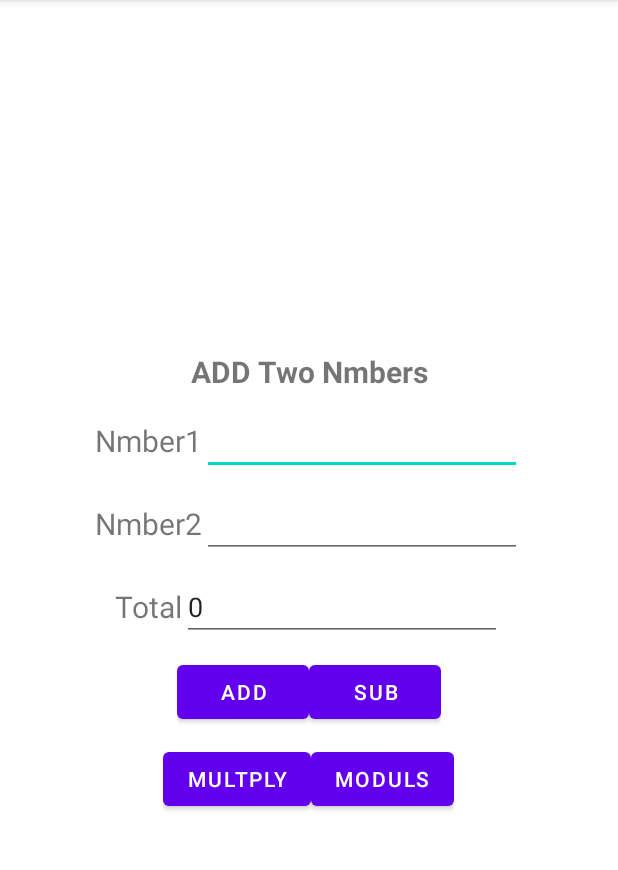
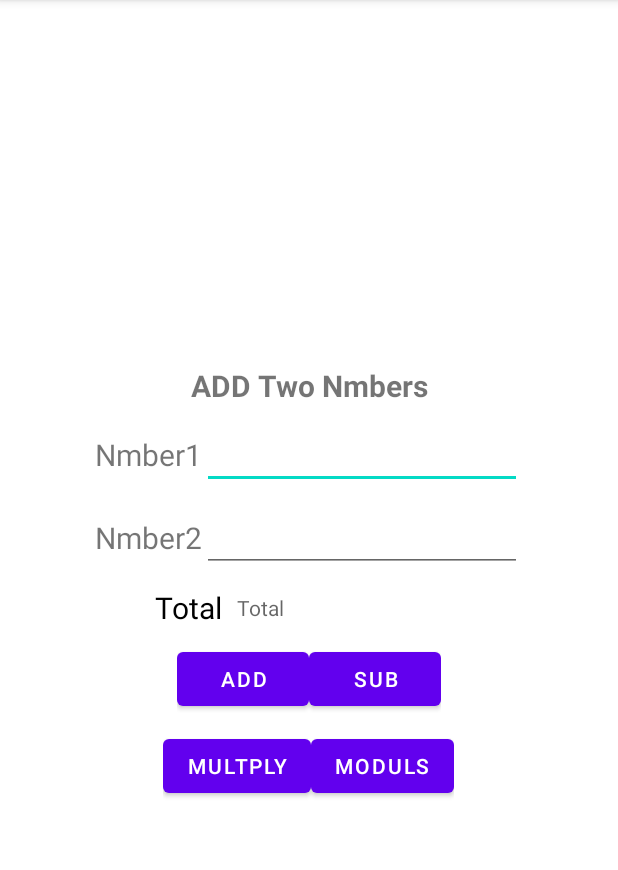
Before and after one commit to Ayaabed22/myapp, an Android app: the screen it shows after launch (MainActivity), after a tap on "MULTPLY", on a phone screen of 412 x 824 dp, the part 84-954 px from its top. Run offline under Robolectric (Android 15) with nearby library versions, the phone set to English and light mode, and no system bars; 2 other taps on this screen came first.

```diff
--- a/app/src/main/java/com/example/myapplication/MainActivity.kt
+++ b/app/src/main/java/com/example/myapplication/MainActivity.kt
@@ -2,70 +2,116 @@ package com.example.myapplication
 
 import androidx.appcompat.app.AppCompatActivity
 import android.os.Bundle
+import android.view.View
 import android.widget.Button
 import android.widget.EditText
+import android.widget.TextView
 import android.widget.Toast
 
-class MainActivity : AppCompatActivity() {
+class MainActivity : AppCompatActivity() , View.OnClickListener{
+    private lateinit var number1:EditText
+    private lateinit var number2:EditText
+    private lateinit var total:TextView
+    private lateinit var btnAdd:Button
+    private lateinit var btnSub:Button
+    private lateinit var btnMul:Button
+    private lateinit var btnMod:Button
+
     override fun onCreate(savedInstanceState: Bundle?) {
         super.onCreate(savedInstanceState)
         setContentView(R.layout.activity_main)
+        initViews()
 
-        val Number1 = findViewById<EditText>(R.id.et_number1)
-        val Number2 = findViewById<EditText>(R.id.et_number2)
-        val Total = findViewById<EditText>(R.id.et_total)
-        val btnadd = findViewById<Button>(R.id.btn_Add)
-        val btnsub = findViewById<Button>(R.id.btn_sub)
-        val btnmul = findViewById<Button>(R.id.btn_mul)
-        val btnmod = findViewById<Button>(R.id.btn_mod)
 
-        btnadd.setOnClickListener {
-            val var1 = Number1.text.toString().toInt()
-            val var2 = Number2.text.toString().toInt()
+    }
+
+    private fun initViews(){
+        number1 = findViewById(R.id.et_number1)
+        number2 = findViewById(R.id.et_number2)
+        total = findViewById(R.id.et_total)
+        btnAdd = findViewById(R.id.btn_Add)
+        btnSub = findViewById(R.id.btn_sub)
+        btnMul = findViewById(R.id.btn_mul)
+        btnMod = findViewById(R.id.btn_mod)
+
+        btnAdd.setOnClickListener(this)
+        btnSub.setOnClickListener(this)
+        btnMul.setOnClickListener(this)
+        btnMod.setOnClickListener(this)
+    }
+
+    override fun onClick(p0: View?) {
+        when(p0?.id){
+            R.id.btn_Add -> {
+                val var1 = number1.text.toString().toLongOrNull()
+                val var2 = number2.text.toString().toLongOrNull()
 
                 if (var1 != null && var2 != null) {
 
                     val result = var1 + var2
-                Total.setText(result.toString())
+                    total.text = result.toString()
                     Toast.makeText(this@MainActivity, "$result", Toast.LENGTH_LONG).show()
 
 
                 } else {
                     println("$var1+$var2")
 
-                Toast.makeText(this@MainActivity, "Worng Number", Toast.LENGTH_LONG).show()
+                    Toast.makeText(this@MainActivity, "Wong Number", Toast.LENGTH_LONG).show()
+                }
+            }
+            R.id.btn_sub -> {
+                val var1 = number1.text.toString().toLongOrNull()
+                val var2 = number2.text.toString().toLongOrNull()
+
+                if (var1 != null && var2 != null) {
+
+                    val result = var1 - var2
+                    total.text = result.toString()
+                    Toast.makeText(this@MainActivity, "$result", Toast.LENGTH_LONG).show()
+
+
+                } else {
+                    println("$var1-$var2")
+
+                    Toast.makeText(this@MainActivity, "Wong Number", Toast.LENGTH_LONG).show()
+                }
             }
 
+            R.id.btn_mul ->{
+                val var1 = number1.text.toString().toLongOrNull()
+                val var2 = number2.text.toString().toLongOrNull()
+
+                if (var1 != null && var2 != null) {
+
+                    val result = var1 * var2
+                    total.text = result.toString()
+                    Toast.makeText(this@MainActivity, "$result", Toast.LENGTH_LONG).show()
 
 
-            btnsub.setOnClickListener {
-                val var1 = Number1.text.toString().toInt()
-                val var2 = Number2.text.toString().toInt()
+                } else {
+                    println("$var1*$var2")
 
-                val result = var1 - var2
+                    Toast.makeText(this@MainActivity, "Wong Number", Toast.LENGTH_LONG).show()
+                }
+            }
 
-                Total.setText(result.toString())
+            R.id.btn_mod -> {
+                val var1 = number1.text.toString().toLongOrNull()
+                val var2 = number2.text.toString().toLongOrNull()
+
+                if (var1 != null && var2 != null) {
+
+                    val result = var1 % var2
+                    total.text = result.toString()
+                    Toast.makeText(this@MainActivity, "$result", Toast.LENGTH_LONG).show()
 
 
-            }
-            btnmul.setOnClickListener {
-                val var1 = Number1.text.toString().toInt()
-                val var2 = Number2.text.toString().toInt()
+                } else {
+                    println("$var1%$var2")
 
-                val result = var1 * var2
-
-                Total.setText(result.toString())
-
-
-            }
-            btnmod.setOnClickListener {
-                val var1 = Number1.text.toString().toInt()
-                val var2 = Number2.text.toString().toInt()
-
-                val result = var1 % var2
-
-                Total.setText(result.toString())
+                    Toast.makeText(this@MainActivity, "Wong Number", Toast.LENGTH_LONG).show()
                 }
             }
         }
     }
+}
--- a/app/src/main/res/layout/activity_main.xml
+++ b/app/src/main/res/layout/activity_main.xml
@@ -79,15 +79,19 @@
             android:layout_height="wrap_content"
             android:gravity="center"
             android:textSize="20dp"
-
+            android:textColor="@color/black"
             android:text="Total"/>
 
 
-        <EditText
+        <TextView
             android:inputType="number"
             android:layout_width="wrap_content"
             android:layout_height="wrap_content"
             android:ems="10"
+            android:hint="Total"
+            android:gravity="center|start"
+            android:paddingStart="10dp"
+            android:textColor="@color/black"
             android:id="@+id/et_total"/>
     </LinearLayout>
     <LinearLayout
```
Lines whose indentation alone changed are shown as unchanged.
